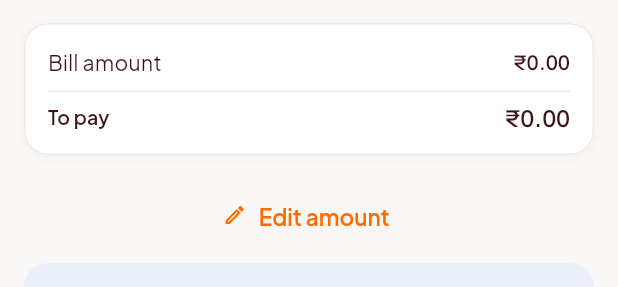
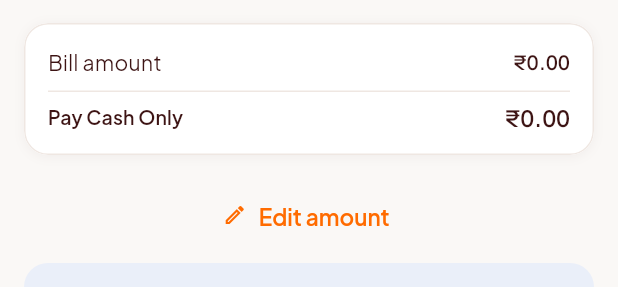
Before and after one commit to omnificcodes/town-shoppy-customer, a Flutter app: the _ReviewStep widget shown alone on an empty page, opened directly with empty values, on a phone screen of 412 x 824 dp. Shown: the part 349-636 px from the top of the screen. Run offline on Flutter 3.47's test engine with Material 3 defaults, Android fonts, the phone set to English and light mode, and no system bars; our stand-ins replace dio, firebase_core, firebase_messaging, flutter_map, flutter_riverpod, flutter_secure_storage and 8 more; missing offline and left inert: mobile_scanner, razorpay_flutter; accounts and stored records are empty; network calls fail.

Commit message:
Label the amount left after coins "Pay Cash Only"
On the bill review screen, the row under the Town Coin discount read
"To pay". It now reads "Pay Cash Only", so it is clear the coins cover
the discount and this amount is paid in cash at the counter.

Co-Authored-By: Claude Opus 5.5 <noreply@anthropic.com>

```diff
--- a/lib/features/purchases/presentation/request_purchase_screen.dart
+++ b/lib/features/purchases/presentation/request_purchase_screen.dart
@@ -407,7 +407,7 @@ class _ReviewStep extends StatelessWidget {
                 padding: EdgeInsets.symmetric(vertical: AppSpacing.sm),
                 child: Divider(height: 1, color: AppColors.border),
               ),
-              _AmountRow(label: 'To pay', value: '₹${payable.toStringAsFixed(2)}', emphasised: true),
+              _AmountRow(label: 'Pay Cash Only', value: '₹${payable.toStringAsFixed(2)}', emphasised: true),
             ],
           ),
         ),
```
